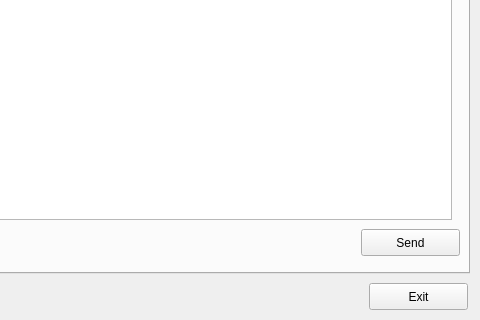
First picture: the form in HomeScreenSimulator/resources/mainwindow.ui, repository leon-anavi/AGL-HomeScreen, before the edit; both pictures show x 251 to 731 and y 187 to 507 of the 731 by 507 pixel window.
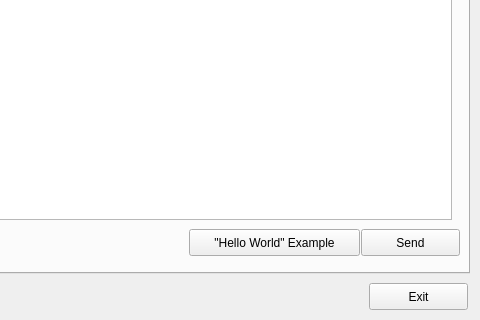
Second picture: the form after the edit. The open tabs and pages were chosen to show the change.

What changed in the file:
```diff
--- a/HomeScreenSimulator/resources/mainwindow.ui
+++ b/HomeScreenSimulator/resources/mainwindow.ui
@@ -100,6 +100,19 @@
        </rect>
       </property>
      </widget>
+     <widget class="QPushButton" name="pushButton_PopupExample">
+      <property name="geometry">
+       <rect>
+        <x>428</x>
+        <y>380</y>
+        <width>171</width>
+        <height>27</height>
+       </rect>
+      </property>
+      <property name="text">
+       <string>&quot;Hello World&quot; Example</string>
+      </property>
+     </widget>
     </widget>
     <widget class="QWidget" name="tab_DayNightMode">
      <attribute name="title">
```
Left out of the diff: 4 changed lines with no effect on the pictures.
